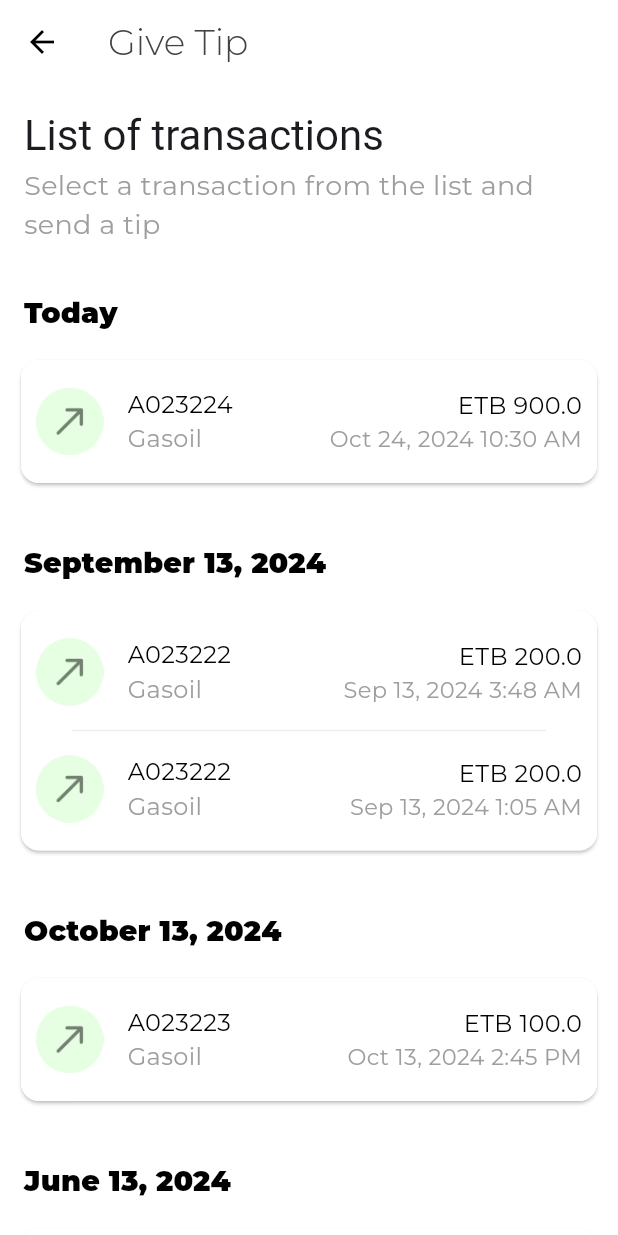
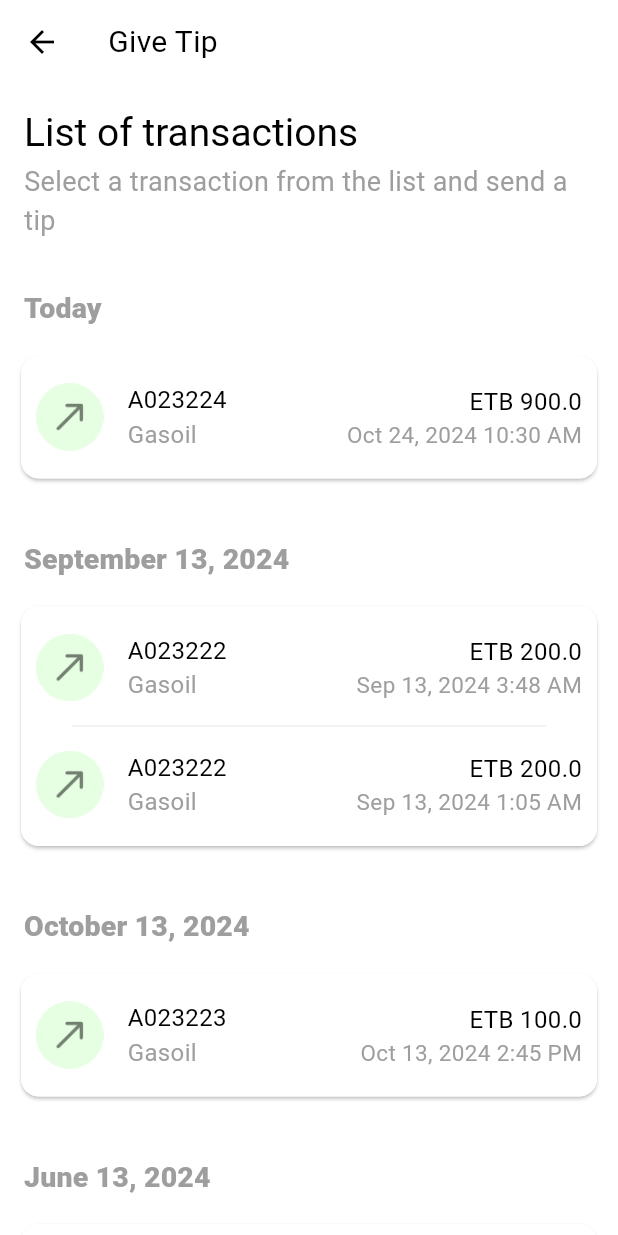
Before and after one commit to Edil-Ayehu/nedaj, a Flutter app: the TipsScreen screen opened directly, after a tap on "Give Tip", on a phone screen of 412 x 824 dp. Run offline on Flutter 3.47's test engine with Material 3 defaults, Android fonts, the phone set to English and light mode, and no system bars; our stand-ins replace fancy_shimmer_image, fluentui_system_icons, gap, get, google_fonts, hive and 8 more; missing offline and left inert: qr_code_scanner; accounts and stored records are empty.

Commit message:
font changed to Roboto font

```diff
--- a/lib/screens/tip screen/tips_screen.dart
+++ b/lib/screens/tip screen/tips_screen.dart
@@ -34,7 +34,7 @@ class TipsScreen extends StatelessWidget {
                   Gap(20),
                   Text(
                     'Tips Given',
-                    style: Theme.of(context).textTheme.headlineMedium!.copyWith(
+                    style: Theme.of(context).textTheme.titleLarge!.copyWith(
                           color: Colors.black,
                           fontSize: 26,
                         ),
@@ -42,7 +42,7 @@ class TipsScreen extends StatelessWidget {
                   Text(
                     'List of all tips given to Nedaj attendants',
                     style: Theme.of(context).textTheme.bodyMedium!.copyWith(
-                          color: Colors.black,
+                          color: Colors.grey.shade500,
                           fontSize: 16,
                         ),
                   ),
--- a/lib/screens/tip screen/transaction_list_for_tip_screen.dart
+++ b/lib/screens/tip screen/transaction_list_for_tip_screen.dart
@@ -24,7 +24,13 @@ class TransactionListForTipScreen extends StatelessWidget {
     return Scaffold(
       backgroundColor: Colors.white,
       appBar: AppBar(
-        title: Text('Give Tip'),
+        title: Text(
+          'Give Tip',
+          style: Theme.of(context).textTheme.bodyMedium!.copyWith(
+                color: Colors.black,
+                fontSize: 20,
+              ),
+        ),
         backgroundColor: Colors.white,
         elevation: 0,
       ),
@@ -38,13 +44,17 @@ class TransactionListForTipScreen extends StatelessWidget {
               children: [
                 Text(
                   'List of transactions',
-                  style: Theme.of(context).textTheme.headlineMedium,
+                  style: Theme.of(context).textTheme.titleLarge!.copyWith(
+                        color: Colors.black,
+                        fontSize: 26,
+                      ),
                 ),
                 SizedBox(height: 3),
                 Text(
                   'Select a transaction from the list and send a tip',
                   style: Theme.of(context).textTheme.bodyMedium!.copyWith(
-                        color: Colors.grey,
+                        color: Colors.grey.shade500,
+                        fontSize: 18,
                       ),
                 ),
               ],
@@ -66,7 +76,7 @@ class TransactionListForTipScreen extends StatelessWidget {
                           style:
                               Theme.of(context).textTheme.titleSmall!.copyWith(
                                     fontWeight: FontWeight.w900,
-                                    color: Colors.black,
+                                    color: Colors.grey,
                                     fontSize: 19,
                                   ),
                         ),
--- a/lib/screens/tip screen/widgets/tip_container.dart
+++ b/lib/screens/tip screen/widgets/tip_container.dart
@@ -41,7 +41,7 @@ class TipContainer extends StatelessWidget {
                     Text('Amount: ',
                         style:
                             Theme.of(context).textTheme.titleMedium!.copyWith(
-                                  color: Colors.black,
+                                  color: Colors.grey.shade500,
                                   fontSize: 18,
                                 )),
                     Text(tipAmount.toStringAsFixed(2),
--- a/lib/utils/app_theme.dart
+++ b/lib/utils/app_theme.dart
@@ -8,7 +8,7 @@ class AppTheme {
     appBarTheme: AppBarTheme(
       backgroundColor: Colors.white,
       foregroundColor: Colors.black,
-      titleTextStyle: GoogleFonts.montserrat(
+      titleTextStyle: GoogleFonts.roboto(
         color: Colors.grey.shade800,
         fontWeight: FontWeight.w300,
         fontSize: 24,
@@ -17,27 +17,27 @@ class AppTheme {
 
     // text theme
     textTheme: TextTheme(
-      titleLarge: GoogleFonts.montserrat(
+      titleLarge: GoogleFonts.roboto(
         fontSize: 32,
         color: Colors.black,
       ),
-      titleMedium: GoogleFonts.montserrat(
+      titleMedium: GoogleFonts.roboto(
         fontSize: 24,
         color: Colors.black,
       ),
-      titleSmall: GoogleFonts.montserrat(
+      titleSmall: GoogleFonts.roboto(
         fontSize: 20,
         color: Colors.black54,
       ),
-      bodyLarge: GoogleFonts.montserrat(
+      bodyLarge: GoogleFonts.roboto(
         fontSize: 20,
         color: Colors.black,
       ),
-      bodyMedium: GoogleFonts.montserrat(
+      bodyMedium: GoogleFonts.roboto(
         fontSize: 18,
         color: Colors.black,
       ),
-      bodySmall: GoogleFonts.montserrat(
+      bodySmall: GoogleFonts.roboto(
         fontSize: 14,
         color: Colors.black54,
       ),
@@ -45,7 +45,7 @@ class AppTheme {
 
     // floatingActionButto Theme
     floatingActionButtonTheme: FloatingActionButtonThemeData(
-      backgroundColor: Colors.green,
+      backgroundColor: Constants.primaryColor,
       shape: RoundedRectangleBorder(
         borderRadius: BorderRadius.circular(40),
       ),
@@ -55,8 +55,8 @@ class AppTheme {
     elevatedButtonTheme: ElevatedButtonThemeData(
       style: ElevatedButton.styleFrom(
         foregroundColor: Colors.white,
-        backgroundColor: Colors.green,
-        textStyle: GoogleFonts.montserrat(fontSize: 18),
+        backgroundColor: Constants.primaryColor,
+        textStyle: GoogleFonts.roboto(fontSize: 18),
       ),
     ),
 
```
